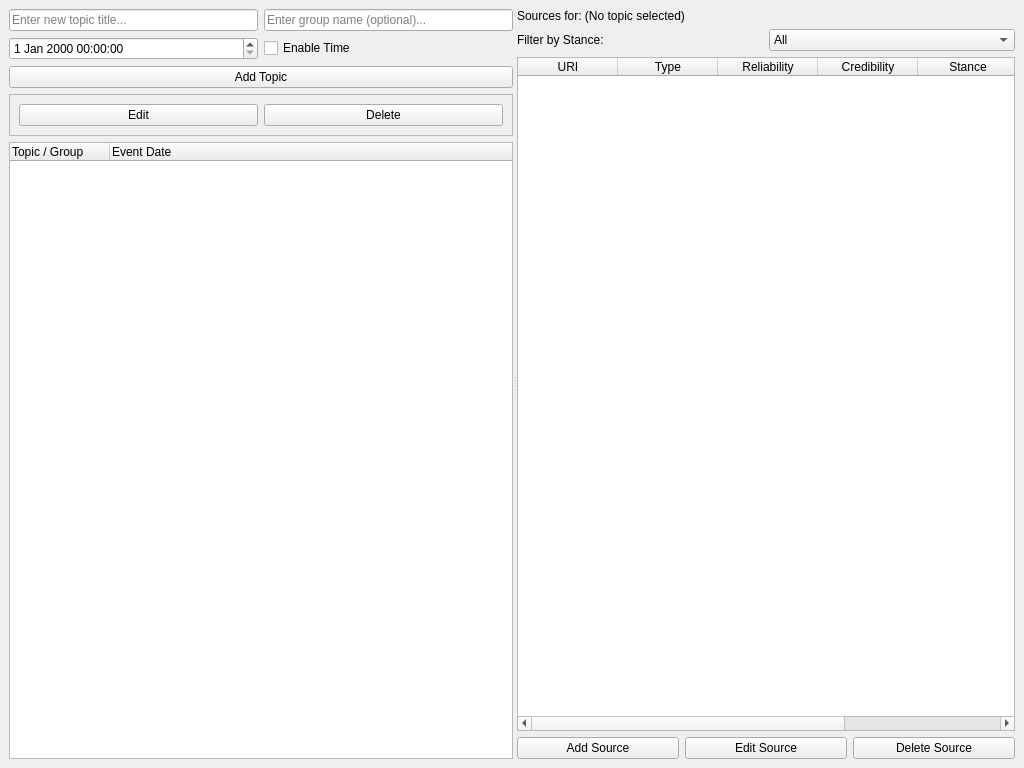
First picture: the form in main_window.ui, repository royalPanic/sourcemgmtengine, before the edit.
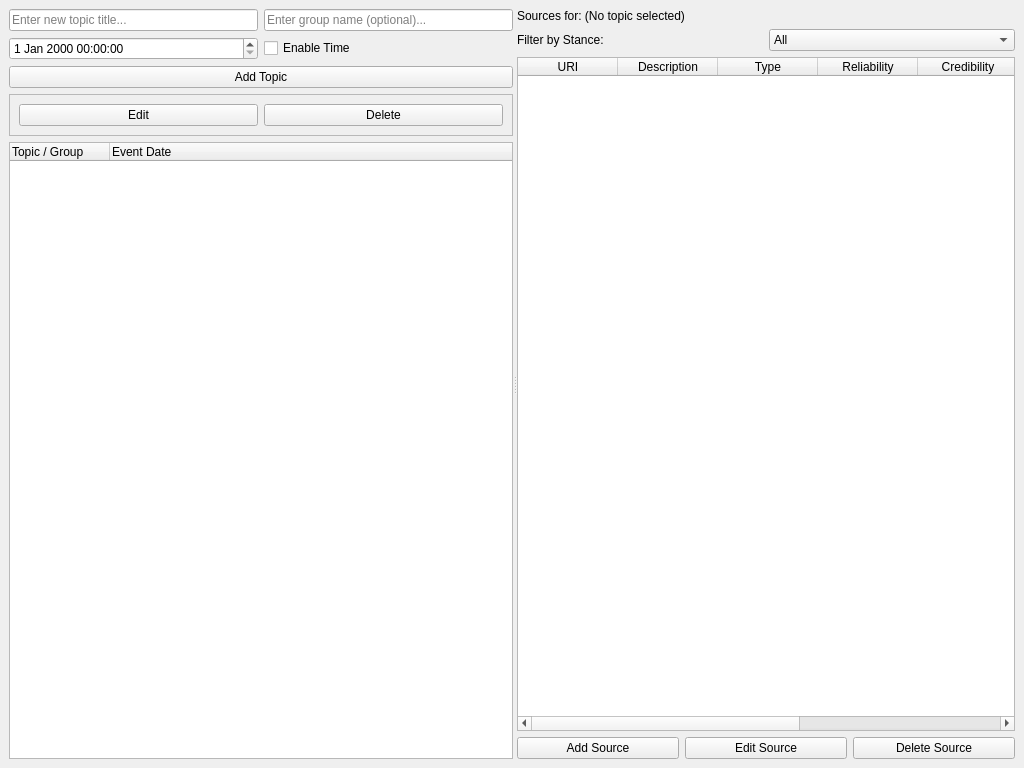
Second picture: the form after the edit.

Commit message:
Add description/title field to sources
- Add 'description' column to sources table (auto-migrated via _update_schema)
- Add Description text field to add/edit source dialog (row 1, after URI)
- Display Description in the main source table (column 1, after URI)
- All DB methods and UI wiring updated to handle description parameter
- Existing sources default to empty description

```diff
--- a/main_window.ui
+++ b/main_window.ui
@@ -148,6 +148,11 @@
             <string>URI</string>
            </property>
           </column>
+          <column>
+           <property name="text">
+            <string>Description</string>
+           </property>
+          </column>
           <column>
            <property name="text">
             <string>Type</string>
```
The commit also changes 5 other files.
